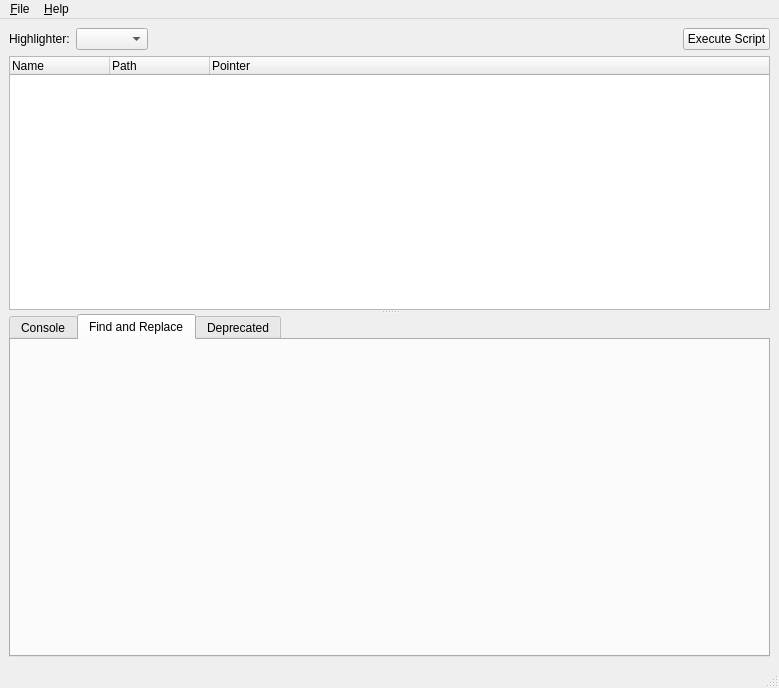
This is core/mainwindow.ui in KmolYuan/kmol-editor as Qt 5 draws it before an edit. The edited form follows.
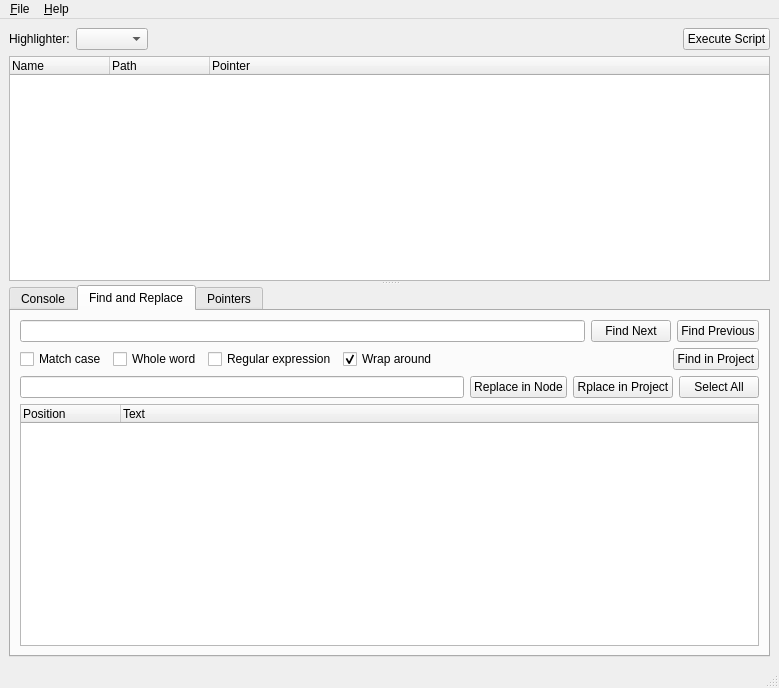
This is the edited form. The open tabs and pages were chosen to show the change. Icons and pictures are not drawn.

Commit message: Find text function.

```diff
--- a/core/mainwindow.ui
+++ b/core/mainwindow.ui
@@ -149,38 +149,137 @@
          <attribute name="title">
           <string>Find and Replace</string>
          </attribute>
+         <layout class="QVBoxLayout" name="verticalLayout_6">
+          <item>
+           <layout class="QHBoxLayout" name="horizontalLayout_2">
+            <item>
+             <widget class="QLineEdit" name="search_bar"/>
+            </item>
+            <item>
+             <widget class="QPushButton" name="find_next_button">
+              <property name="text">
+               <string>Find Next</string>
+              </property>
+             </widget>
+            </item>
+            <item>
+             <widget class="QPushButton" name="find_previous_button">
+              <property name="text">
+               <string>Find Previous</string>
+              </property>
+             </widget>
+            </item>
+           </layout>
+          </item>
+          <item>
+           <layout class="QHBoxLayout" name="horizontalLayout_4">
+            <item>
+             <widget class="QCheckBox" name="match_case_option">
+              <property name="text">
+               <string>Match case</string>
+              </property>
+             </widget>
+            </item>
+            <item>
+             <widget class="QCheckBox" name="whole_word_option">
+              <property name="text">
+               <string>Whole word</string>
+              </property>
+             </widget>
+            </item>
+            <item>
+             <widget class="QCheckBox" name="re_option">
+              <property name="text">
+               <string>Regular expression</string>
+              </property>
+             </widget>
+            </item>
+            <item>
+             <widget class="QCheckBox" name="wrap_around">
+              <property name="text">
+               <string>Wrap around</string>
+              </property>
+              <property name="checked">
+               <bool>true</bool>
+              </property>
+             </widget>
+            </item>
+            <item>
+             <spacer name="horizontalSpacer_2">
+              <property name="orientation">
+               <enum>Qt::Horizontal</enum>
+              </property>
+              <property name="sizeHint" stdset="0">
+               <size>
+                <width>40</width>
+                <height>20</height>
+               </size>
+              </property>
+             </spacer>
+            </item>
+            <item>
+             <widget class="QPushButton" name="find_project_button">
+              <property name="text">
+               <string>Find in Project</string>
+              </property>
+             </widget>
+            </item>
+           </layout>
+          </item>
+          <item>
+           <layout class="QHBoxLayout" name="horizontalLayout_3">
+            <item>
+             <widget class="QLineEdit" name="replace_bar"/>
+            </item>
+            <item>
+             <widget class="QPushButton" name="replace_node_button">
+              <property name="text">
+               <string>Replace in Node</string>
+              </property>
+             </widget>
+            </item>
+            <item>
+             <widget class="QPushButton" name="replace_project_button">
+              <property name="text">
+               <string>Rplace in Project</string>
+              </property>
+             </widget>
+            </item>
+            <item>
+             <widget class="QPushButton" name="replace_select_all_button">
+              <property name="text">
+               <string>Select All</string>
+              </property>
+             </widget>
+            </item>
+           </layout>
+          </item>
+          <item>
+           <widget class="QTreeWidget" name="find_list">
+            <property name="verticalScrollMode">
+             <enum>QAbstractItemView::ScrollPerPixel</enum>
+            </property>
+            <column>
+             <property name="text">
+              <string>Position</string>
+             </property>
+            </column>
+            <column>
+             <property name="text">
+              <string>Text</string>
+             </property>
+            </column>
+           </widget>
+          </item>
+         </layout>
         </widget>
         <widget class="QWidget" name="deprecated_tab">
          <attribute name="title">
-          <string>Deprecated</string>
+          <string>Pointers</string>
          </attribute>
          <layout class="QVBoxLayout" name="verticalLayout_5">
           <item>
-           <layout class="QHBoxLayout" name="horizontalLayout_2">
-            <item>
-             <widget class="QLabel" name="deprecated_label">
-              <property name="text">
-               <string>The contents of deleted nodes.</string>
-              </property>
-             </widget>
-            </item>
-            <item>
-             <widget class="QPushButton" name="deprecated_clear">
-              <property name="sizePolicy">
-               <sizepolicy hsizetype="Fixed" vsizetype="Fixed">
-                <horstretch>0</horstretch>
-                <verstretch>0</verstretch>
-               </sizepolicy>
-              </property>
-              <property name="text">
-               <string>Clear</string>
-              </property>
-             </widget>
-            </item>
-           </layout>
-          </item>
-          <item>
-           <widget class="QListWidget" name="deprecated_list">
+           <widget class="QListWidget" name="pointer_list">
             <property name="sizePolicy">
              <sizepolicy hsizetype="Preferred" vsizetype="Expanding">
               <horstretch>0</horstretch>
```
Left out of the diff: 19 changed lines with no effect on the pictures. The commit also changes 5 other files.
